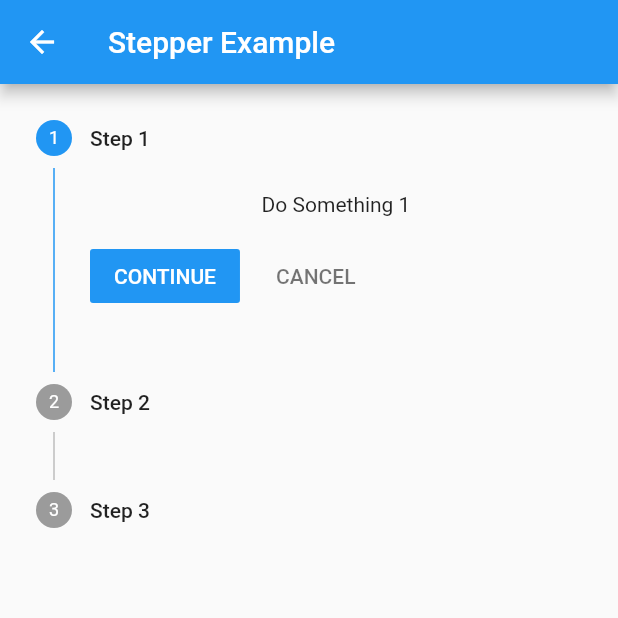
After one commit to iamrajdev/Flutter_intermediate_example, a Flutter app: the screen it shows after launch, after a tap on "Stepper", on a phone screen of 412 x 824 dp, the top half of it. The commit adds this screen. Run offline on Flutter 3.47's test engine with Material 2 defaults, Android fonts, the phone set to English and light mode, and no system bars; our stand-ins replace device_preview.

Commit message:
Add: Stepper

```diff
--- a/lib/main.dart
+++ b/lib/main.dart
@@ -5,6 +5,7 @@ import 'package:flutter_intermediate/action_chip/action_chip_example.dart';
 import 'package:flutter_intermediate/expansion_panel/expansion_panel_example.dart';
 import 'package:flutter_intermediate/popup_menu_button/popup_menu_button.dart';
 import 'package:flutter_intermediate/slider_indicator/slider_indicator.dart';
+import 'package:flutter_intermediate/stepper/stepper.dart';
 import 'package:flutter_intermediate/tab_bar_view/tab_bar_view.dart';
 import 'package:flutter_intermediate/timer/indicator_timer.dart';
 
@@ -147,6 +148,21 @@ class _HomePageState extends State<HomePage> {
                     ),
                   );
                 }),
+
+            const SizedBox(height: 20),
+
+            //Stepper
+            ElevatedButton.icon(
+                label: const Text('Stepper'),
+                icon: const Icon(Icons.arrow_right),
+                onPressed: () {
+                  Navigator.push(
+                    context,
+                    MaterialPageRoute(
+                      builder: (context) => const StepperExample(),
+                    ),
+                  );
+                }),
           ],
         ),
       ),
--- /dev/null
+++ b/lib/stepper/stepper.dart
@@ -0,0 +1,64 @@
+import 'package:flutter/material.dart';
+
+class StepperExample extends StatefulWidget {
+  const StepperExample({Key? key}) : super(key: key);
+
+  @override
+  State<StepperExample> createState() => _StepperExampleState();
+}
+
+class _StepperExampleState extends State<StepperExample> {
+  int _currentStep = 0;
+  List<Step> getSteps() => [
+        Step(
+            title: const Text('Step 1'),
+            content: const Text('Do Something 1'),
+            isActive: _currentStep >= 0),
+        Step(
+            title: const Text('Step 2'),
+            content: const Text('Do Something 2'),
+            isActive: _currentStep >= 1),
+        Step(
+            title: const Text('Step 3'),
+            content: const Text('Do Something 3'),
+            isActive: _currentStep >= 2),
+      ];
+
+  void _stepContinue() {
+    if (_currentStep < (getSteps().length - 1)) {
+      setState(() {
+        _currentStep += 1;
+      });
+    }
+  }
+
+  void _stepCancel() {
+    setState(() {
+      _currentStep--;
+      if (_currentStep < 0) _currentStep = 0;
+    });
+  }
+
+  void _stepTap(int index) {
+    setState(() => _currentStep = index);
+  }
+
+  @override
+  Widget build(BuildContext context) {
+    return Scaffold(
+      appBar: AppBar(
+        title: const Text("Stepper Example"),
+      ),
+      body: Container(
+        child: Stepper(
+          // type: StepperType.horizontal,
+          currentStep: _currentStep,
+          onStepTapped: _stepTap,
+          onStepContinue: _stepContinue,
+          onStepCancel: _stepCancel,
+          steps: getSteps(),
+        ),
+      ),
+    );
+  }
+}
```
